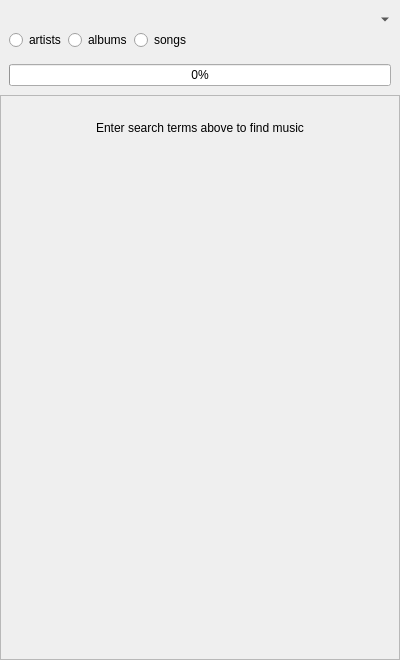
Before: the Qt Designer form src/internet/internetsearchview.ui in strawberrymusicplayer/strawberry, drawn with Qt 5.
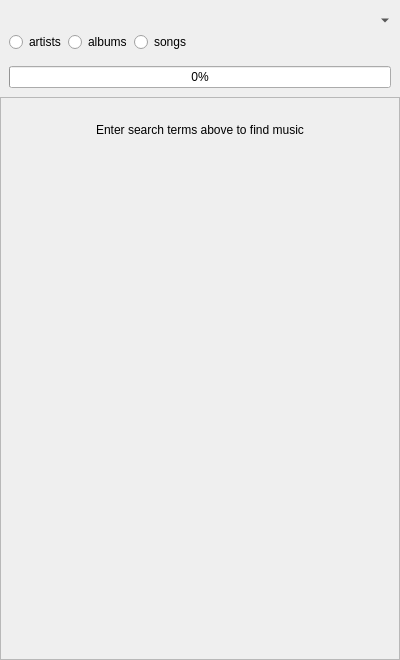
After: the same form once the commit is applied. Custom widgets are drawn as their Qt base class.

```diff
--- a/src/internet/internetsearchview.ui
+++ b/src/internet/internetsearchview.ui
@@ -54,10 +54,6 @@
               <height>0</height>
              </size>
             </property>
-            <property name="styleSheet">
-             <string notr="true">padding-right: 16px;
-</string>
-            </property>
             <property name="iconSize">
              <size>
               <width>16</width>
@@ -235,7 +231,7 @@
             <x>0</x>
             <y>0</y>
             <width>398</width>
-            <height>520</height>
+            <height>518</height>
            </rect>
           </property>
           <layout class="QVBoxLayout" name="verticalLayout_5">
```
